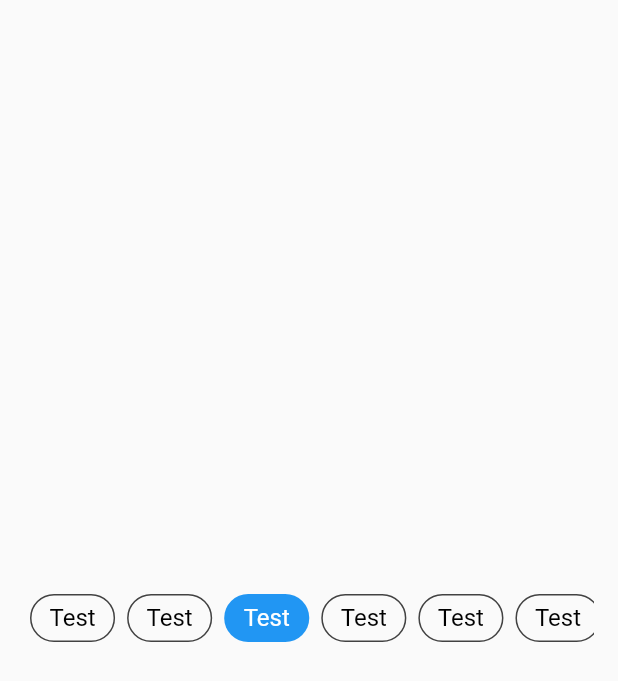
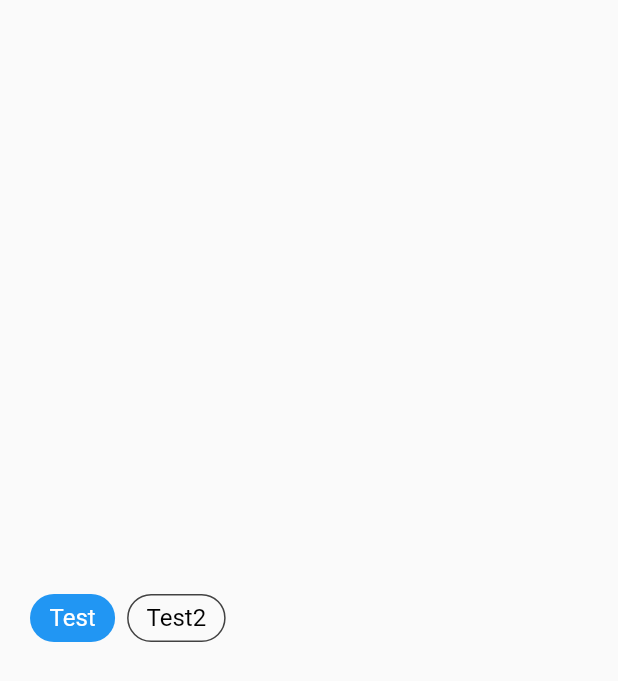
Before and after one commit to MohamedM-Haroon/category_picker, a Flutter app: the screen it shows after launch, on a phone screen of 412 x 824 dp. Shown: the top 681 px of the screen. Run offline on Flutter 3.47's test engine with Material 2 defaults, Android fonts, the phone set to English and light mode, and no system bars.

```diff
--- a/example/lib/main.dart
+++ b/example/lib/main.dart
@@ -34,7 +34,7 @@ class _HomePageState extends State<HomePage> {
     return Scaffold(
       body: Center(
         child: CategoryPicker(
-          defaultSelected: 2,
+          defaultSelected: 0,
           onValueChanged: (value) {
             print(value.label);
           },
@@ -43,31 +43,7 @@ class _HomePageState extends State<HomePage> {
               value: "Test",
             ),
             CategoryPickerItem(
-              value: "Test",
-            ),
-            CategoryPickerItem(
-              value: "Test",
-            ),
-            CategoryPickerItem(
-              value: "Test",
-            ),
-            CategoryPickerItem(
-              value: "Test",
-            ),
-            CategoryPickerItem(
-              value: "Test",
-            ),
-            CategoryPickerItem(
-              value: "Test",
-            ),
-            CategoryPickerItem(
-              value: "Test",
-            ),
-            CategoryPickerItem(
-              value: "Test",
-            ),
-            CategoryPickerItem(
-              value: "Test",
+              value: "Test2",
             ),
           ],
         ),
--- a/lib/category_picker.dart
+++ b/lib/category_picker.dart
@@ -3,11 +3,11 @@ library category_picker;
 import 'package:category_picker/category_picker_item.dart';
 import 'package:flutter/material.dart';
 
-/// Input widget to let the user select something like a Category
+/// An input widget to handle selection of category like choices.
 ///
 /// Inspired by the YouTube recommendations bar on the home page
 class CategoryPicker extends StatefulWidget {
-  /// Input widget to let the user select something like a Category
+  /// An input widget to handle selection of category like choices.
   ///
   /// Inspired by the YouTube recommendations bar on the home page
   CategoryPicker({
```
Also changed, not shown: pubspec.yaml (+3 -4 lines), example.gif (added), example/pubspec.lock, 2 other files.
